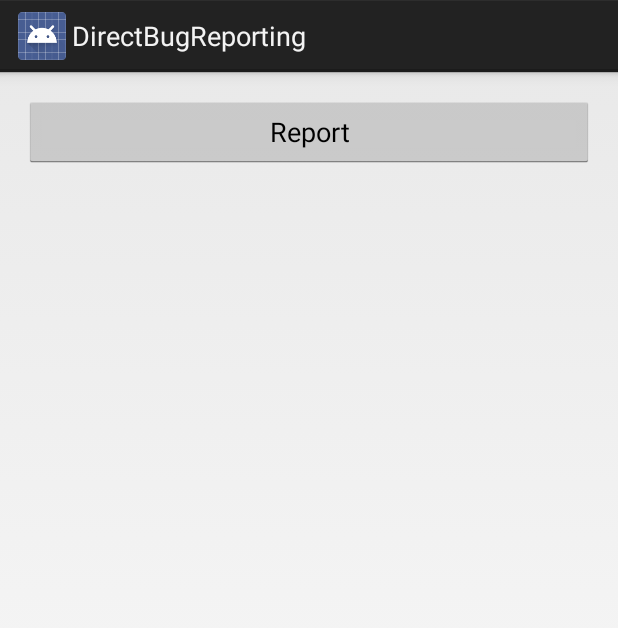
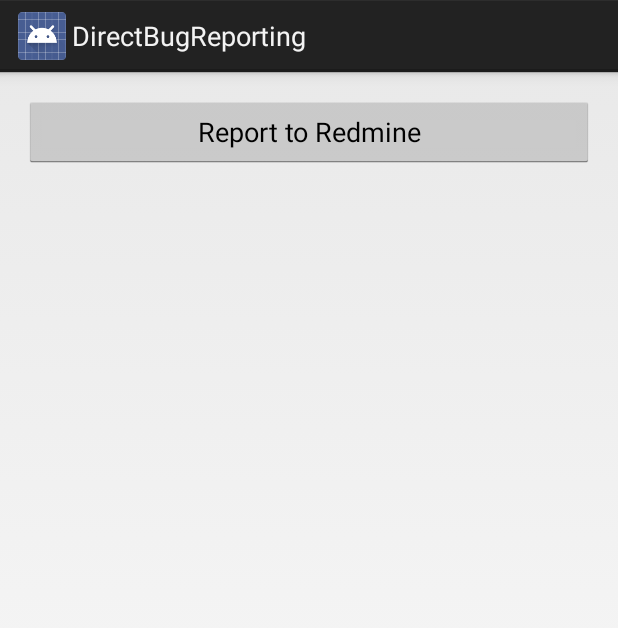
Before and after one commit to filipproch/DirectBugReporting, an Android app: the screen it shows after launch (SampleActivity), on a phone screen of 412 x 824 dp. Shown: the top 628 px of the screen. Run offline under Robolectric (Android 15) with nearby library versions, the phone set to English and light mode, and no system bars; libraries missing offline, so code that uses them is left out: retrofit.client; 5 statements that could not run were skipped.

Commit message:
redmine bug reporting is working

```diff
--- a/app/src/main/java/cz/jacktech/dbr/sample/SampleActivity.java
+++ b/app/src/main/java/cz/jacktech/dbr/sample/SampleActivity.java
@@ -2,33 +2,30 @@ package cz.jacktech.dbr.sample;
 
 import android.app.Activity;
 import android.os.Bundle;
-import android.view.Menu;
-import android.view.MenuItem;
 import android.view.View;
 import android.widget.Button;
 
-import cz.jacktech.dbr.library.ReportingService;
 import cz.jacktech.dbr.library.android.IssueDialog;
 import cz.jacktech.dbr.library.services.RedmineService;
 
 
 public class SampleActivity extends Activity {
 
-    private ReportingService service;
+    private RedmineService redmineService;
 
     @Override
     protected void onCreate(Bundle savedInstanceState) {
         super.onCreate(savedInstanceState);
         setContentView(R.layout.activity_sample);
 
-        service = new RedmineService(5);//setting project id
-        service.create("http://bugs.jacktech.cz");//settings server url
+        redmineService = new RedmineService(5);//setting project id
+        redmineService.create("http://bugs.jacktech.cz");//settings server url
         Button b = (Button) findViewById(R.id.report_button);
         b.setOnClickListener(new View.OnClickListener() {
             @Override
             public void onClick(View v) {
                 IssueDialog.Builder builder = new IssueDialog.Builder(SampleActivity.this);
-                builder.setService(service)
+                builder.setService(redmineService)
                 .show();
             }
         });
--- a/app/src/main/res/layout/activity_sample.xml
+++ b/app/src/main/res/layout/activity_sample.xml
@@ -11,7 +11,7 @@
     <Button
         android:layout_width="match_parent"
         android:layout_height="wrap_content"
-        android:text="Report"
+        android:text="Report to Redmine"
         android:id="@+id/report_button"/>
 
 </RelativeLayout>
--- a/library/src/main/res/layout/default_reporting_dialog.xml
+++ b/library/src/main/res/layout/default_reporting_dialog.xml
@@ -11,6 +11,7 @@
         android:text="@string/login_credentials"
         android:layout_marginTop="8dp"
         android:layout_marginBottom="8dp"
+        android:textStyle="bold"
         android:textSize="16sp"/>
 
     <EditText
@@ -32,6 +33,7 @@
         android:text="@string/report"
         android:layout_marginTop="8dp"
         android:layout_marginBottom="8dp"
+        android:textStyle="bold"
         android:textSize="16sp"/>
 
     <EditText
--- a/library/src/main/res/values/strings.xml
+++ b/library/src/main/res/values/strings.xml
@@ -9,4 +9,6 @@
     <string name="report">Report</string>
     <string name="title">Title (subject)</string>
     <string name="text">Description</string>
+    <string name="send_failed">Report send failed, internal error</string>
+    <string name="invalid_credentials">Invalid login credentials, try again...</string>
 </resources>
```
Also changed, not shown: library/src/main/java/cz/jacktech/dbr/library/android/IssueDialog.java (+22 -4 lines).
